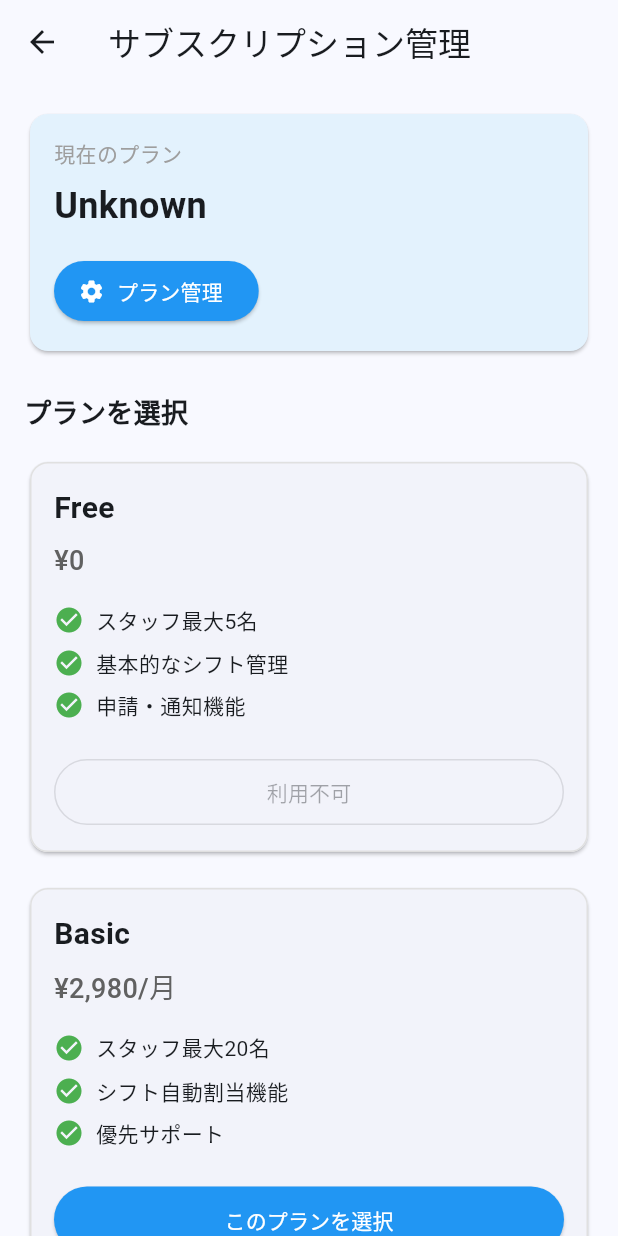
After one commit to yufu085312/Shift_Management_Navigator, a Flutter app: the AdminDashboardScreen screen opened directly, after a tap on "サブスクリプション", on a phone screen of 412 x 824 dp. The commit adds this screen. Run offline on Flutter 3.47's test engine with Material 3 defaults, Android fonts, the light colour scheme and no system bars; our stand-ins replace cloud_firestore, cloud_functions, firebase_auth, firebase_core, flutter_riverpod, freezed_annotation and 1 more; accounts and stored records are empty.

Commit message:
サブスクリプション機能の実装

```diff
--- a/lib/screens/admin/dashboard_screen.dart
+++ b/lib/screens/admin/dashboard_screen.dart
@@ -10,6 +10,7 @@ import '../../providers/shift_request_provider.dart';
 import 'staff_management_screen.dart';
 import 'shift_create_screen.dart';
 import 'store_requests_screen.dart';
+import 'subscription_screen.dart';
 
 class AdminDashboardScreen extends ConsumerWidget {
   const AdminDashboardScreen({super.key});
@@ -105,10 +106,13 @@ class AdminDashboardScreen extends ConsumerWidget {
                   ),
                   _buildMenuCard(
                     context,
-                    '設定',
-                    Icons.settings,
-                    Colors.grey,
-                    () {}, // TODO: 設定画面
+                    'サブスクリプション',
+                    Icons.credit_card,
+                    Colors.green,
+                    () => Navigator.push(
+                      context,
+                      MaterialPageRoute(builder: (_) => const SubscriptionScreen()),
+                    ),
                   ),
                 ],
               ),
--- /dev/null
+++ b/lib/screens/admin/subscription_screen.dart
@@ -0,0 +1,336 @@
+import 'package:flutter/material.dart';
+import 'package:flutter_riverpod/flutter_riverpod.dart';
+import 'package:cloud_functions/cloud_functions.dart';
+import 'package:url_launcher/url_launcher.dart';
+import '../../providers/auth_provider.dart';
+import '../../providers/store_provider.dart';
+
+class SubscriptionScreen extends ConsumerWidget {
+  const SubscriptionScreen({super.key});
+
+  Future<void> _launchStripeCheckout(BuildContext context, WidgetRef ref, String plan, String storeId) async {
+    try {
+      // プランに応じた Price ID を設定
+      String priceId;
+      switch (plan) {
+        case 'basic':
+          priceId = 'price_1SgH5lRtXrMjtYcv0p2BqrQ1';
+          break;
+        case 'pro':
+          priceId = 'price_1SgH81RtXrMjtYcvQiz7cPQ5';
+          break;
+        default:
+          throw Exception('Invalid plan');
+      }
+
+      // Cloud Functions を呼び出して Checkout セッションを作成
+      final functions = FirebaseFunctions.instance;
+      final result = await functions.httpsCallable('createCheckoutSession').call({
+        'priceId': priceId,
+        'storeId': storeId,
+      });
+
+      final checkoutUrl = result.data['url'] as String;
+
+      // Stripe Checkout ページを開く
+      final uri = Uri.parse(checkoutUrl);
+      if (await canLaunchUrl(uri)) {
+        await launchUrl(uri, mode: LaunchMode.externalApplication);
+      } else {
+        throw Exception('Could not launch $checkoutUrl');
+      }
+    } catch (e) {
+      if (context.mounted) {
+        ScaffoldMessenger.of(context).showSnackBar(
+          SnackBar(
+            content: Text('エラーが発生しました: $e'),
+            backgroundColor: Colors.red,
+          ),
+        );
+      }
+    }
+  }
+
+  Future<void> _launchCustomerPortal(BuildContext context, WidgetRef ref, String storeId) async {
+    try {
+      // Cloud Functions を呼び出して Customer Portal セッションを作成
+      final functions = FirebaseFunctions.instance;
+      final result = await functions.httpsCallable('createCustomerPortalSession').call({
+        'storeId': storeId,
+      });
+
+      final portalUrl = result.data['url'] as String;
+
+      // Stripe Customer Portal ページを開く
+      final uri = Uri.parse(portalUrl);
+      if (await canLaunchUrl(uri)) {
+        await launchUrl(uri, mode: LaunchMode.externalApplication);
+      } else {
+        throw Exception('Could not launch $portalUrl');
+      }
+    } catch (e) {
+      if (context.mounted) {
+        ScaffoldMessenger.of(context).showSnackBar(
+          SnackBar(
+            content: Text('エラーが発生しました: $e'),
+            backgroundColor: Colors.red,
+          ),
+        );
+      }
+    }
+  }
+
+  @override
+  Widget build(BuildContext context, WidgetRef ref) {
+    final currentUserAsync = ref.watch(currentUserProvider);
+
+    return Scaffold(
+      appBar: AppBar(
+        title: const Text('サブスクリプション管理'),
+      ),
+      body: currentUserAsync.when(
+        data: (user) {
+          if (user == null || user.storeId == null) {
+            return const Center(child: Text('店舗情報が見つかりません'));
+          }
+
+          final storeAsync = ref.watch(storeProvider(user.storeId!));
+
+          return storeAsync.when(
+            data: (store) {
+              if (store == null) {
+                return const Center(child: Text('店舗情報が見つかりません'));
+              }
+
+              final currentPlan = store.plan;
+
+              return SingleChildScrollView(
+                padding: const EdgeInsets.all(16),
+                child: Column(
+                  crossAxisAlignment: CrossAxisAlignment.stretch,
+                  children: [
+                    // 現在のプラン表示
+                    Card(
+                      color: Colors.blue.shade50,
+                      child: Padding(
+                        padding: const EdgeInsets.all(16),
+                        child: Column(
+                          crossAxisAlignment: CrossAxisAlignment.start,
+                          children: [
+                            const Text(
+                              '現在のプラン',
+                              style: TextStyle(
+                                fontSize: 14,
+                                color: Colors.grey,
+                              ),
+                            ),
+                            const SizedBox(height: 8),
+                            Text(
+                              _getPlanDisplayName(currentPlan),
+                              style: const TextStyle(
+                                fontSize: 24,
+                                fontWeight: FontWeight.bold,
+                              ),
+                            ),
+                            const SizedBox(height: 16),
+                            if (currentPlan != 'free')
+                              ElevatedButton.icon(
+                                onPressed: () => _launchCustomerPortal(context, ref, user.storeId!),
+                                icon: const Icon(Icons.settings),
+                                label: const Text('プラン管理'),
+                                style: ElevatedButton.styleFrom(
+                                  backgroundColor: Colors.blue,
+                                  foregroundColor: Colors.white,
+                                ),
+                              ),
+                          ],
+                        ),
+                      ),
+                    ),
+
+                    const SizedBox(height: 24),
+
+                    const Text(
+                      'プランを選択',
+                      style: TextStyle(
+                        fontSize: 18,
+                        fontWeight: FontWeight.bold,
+                      ),
+                    ),
+                    const SizedBox(height: 16),
+
+                    // Free プラン
+                    _PlanCard(
+                      planName: 'Free',
+                      price: '¥0',
+                      features: const [
+                        'スタッフ最大5名',
+                        '基本的なシフト管理',
+                        '申請・通知機能',
+                      ],
+                      isCurrentPlan: currentPlan == 'free',
+                      onSelect: null, // Freeは選択不可
+                    ),
+
+                    const SizedBox(height: 16),
+
+                    // Basic プラン
+                    _PlanCard(
+                      planName: 'Basic',
+                      price: '¥2,980/月',
+                      features: const [
+                        'スタッフ最大20名',
+                        'シフト自動割当機能',
+                        '優先サポート',
+                      ],
+                      isCurrentPlan: currentPlan == 'basic',
+                      onSelect: currentPlan == 'basic'
+                          ? null
+                          : () => _launchStripeCheckout(context, ref, 'basic', user.storeId!),
+                    ),
+
+                    const SizedBox(height: 16),
+
+                    // Pro プラン
+                    _PlanCard(
+                      planName: 'Pro',
+                      price: '¥9,800/月',
+                      features: const [
+                        'スタッフ無制限',
+                        '全機能開放',
+                        '専任サポート',
+                        'カスタマイズ対応',
+                      ],
+                      isCurrentPlan: currentPlan == 'pro',
+                      onSelect: currentPlan == 'pro'
+                          ? null
+                          : () => _launchStripeCheckout(context, ref, 'pro', user.storeId!),
+                    ),
+                  ],
+                ),
+              );
+            },
+            loading: () => const Center(child: CircularProgressIndicator()),
+            error: (error, _) => Center(child: Text('エラー: $error')),
+          );
+        },
+        loading: () => const Center(child: CircularProgressIndicator()),
+        error: (error, _) => Center(child: Text('エラー: $error')),
+      ),
+    );
+  }
+
+  String _getPlanDisplayName(String plan) {
+    switch (plan) {
+      case 'free':
+        return 'Free プラン';
+      case 'basic':
+        return 'Basic プラン';
+      case 'pro':
+        return 'Pro プラン';
+      default:
+        return 'Unknown';
+    }
+  }
+}
+
+class _PlanCard extends StatelessWidget {
+  final String planName;
+  final String price;
+  final List<String> features;
+  final bool isCurrentPlan;
+  final VoidCallback? onSelect;
+
+  const _PlanCard({
+    required this.planName,
+    required this.price,
+    required this.features,
+    required this.isCurrentPlan,
+    this.onSelect,
+  });
+
+  @override
+  Widget build(BuildContext context) {
+    return Card(
+      elevation: isCurrentPlan ? 4 : 1,
+      shape: RoundedRectangleBorder(
+        borderRadius: BorderRadius.circular(12),
+        side: BorderSide(
+          color: isCurrentPlan ? Colors.blue : Colors.grey.shade300,
+          width: isCurrentPlan ? 2 : 1,
+        ),
+      ),
+      child: Padding(
+        padding: const EdgeInsets.all(16),
+        child: Column(
+          crossAxisAlignment: CrossAxisAlignment.start,
+          children: [
+            Row(
+              mainAxisAlignment: MainAxisAlignment.spaceBetween,
+              children: [
+                Text(
+                  planName,
+                  style: const TextStyle(
+                    fontSize: 20,
+                    fontWeight: FontWeight.bold,
+                  ),
+                ),
+                if (isCurrentPlan)
+                  const Chip(
+                    label: Text('現在のプラン'),
+                    backgroundColor: Colors.blue,
+                    labelStyle: TextStyle(color: Colors.white),
+                  ),
+              ],
+            ),
+            const SizedBox(height: 8),
+            Text(
+              price,
+              style: TextStyle(
+                fontSize: 18,
+                color: Colors.grey.shade700,
+                fontWeight: FontWeight.w500,
+              ),
+            ),
+            const SizedBox(height: 16),
+            ...features.map((feature) => Padding(
+                  padding: const EdgeInsets.only(bottom: 8),
+                  child: Row(
+                    children: [
+                      const Icon(Icons.check_circle, color: Colors.green, size: 20),
+                      const SizedBox(width: 8),
+                      Text(feature),
+                    ],
+                  ),
+                )),
+            const SizedBox(height: 16),
+            if (onSelect != null)
+              SizedBox(
+                width: double.infinity,
+                child: ElevatedButton(
+                  onPressed: onSelect,
+                  style: ElevatedButton.styleFrom(
+                    backgroundColor: Colors.blue,
+                    foregroundColor: Colors.white,
+                    padding: const EdgeInsets.symmetric(vertical: 12),
+                  ),
+                  child: const Text('このプランを選択'),
+                ),
+              )
+            else if (!isCurrentPlan)
+              SizedBox(
+                width: double.infinity,
+                child: OutlinedButton(
+                  onPressed: null,
+                  style: OutlinedButton.styleFrom(
+                    padding: const EdgeInsets.symmetric(vertical: 12),
+                  ),
+                  child: const Text('利用不可'),
+                ),
+              ),
+          ],
+        ),
+      ),
+    );
+  }
+}
--- a/pubspec.yaml
+++ b/pubspec.yaml
@@ -52,6 +52,7 @@ dependencies:
   # Utilities
   freezed_annotation: ^2.4.4
   json_annotation: ^4.9.0
+  url_launcher: ^6.3.1
 
   # The following adds the Cupertino Icons font to your application.
   # Use with the CupertinoIcons class for iOS style icons.
```
Also changed, not shown: firebase.json (added), pubspec.lock, 14 other files.
